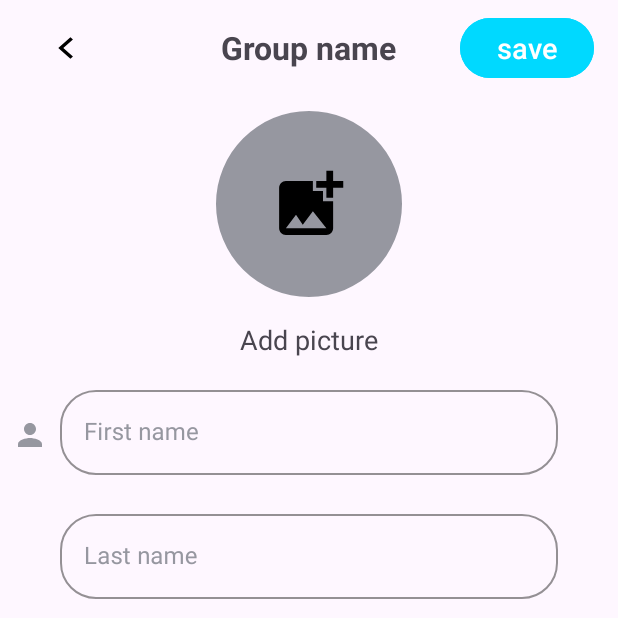
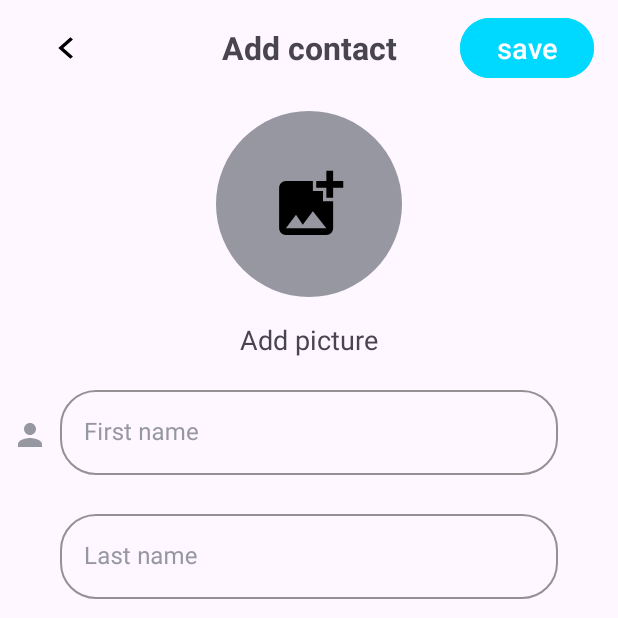
Before and after one commit to nikakhatiashvili/contacts_rxJava, an Android app: the screen it shows after launch (MainActivity), after a tap on an icon or button, on a phone screen of 412 x 824 dp, the top half of it. Run offline under Robolectric (Android 15) with nearby library versions, the phone set to English and light mode, and no system bars; our stand-ins replace Dagger/Hilt's generated code.

```diff
--- /dev/null
+++ b/app/src/main/java/com/example/contacts/common/ResourceManager.kt
@@ -0,0 +1,15 @@
+package com.example.contacts.common
+
+import android.content.Context
+import androidx.annotation.StringRes
+
+interface ResourceManager {
+
+    fun provide(@StringRes stringResId: Int): String
+
+    class Base(
+        private val context: Context
+    ) : ResourceManager {
+        override fun provide(@StringRes stringResId: Int): String = context.getString(stringResId)
+    }
+}
--- a/app/src/main/java/com/example/contacts/Result.kt
+++ b/app/src/main/java/com/example/contacts/common/Result.kt
@@ -1,4 +1,4 @@
-package com.example.contacts
+package com.example.contacts.common
 
 sealed class Result<T> {
 
--- a/app/src/main/java/com/example/contacts/data/ContactsRepositoryImpl.kt
+++ b/app/src/main/java/com/example/contacts/data/ContactsRepositoryImpl.kt
@@ -1,13 +1,11 @@
 package com.example.contacts.data
 
 import android.content.ContentResolver
-import android.content.ContentValues
 import android.content.Context
 import android.provider.ContactsContract
-import com.example.contacts.Result
+import com.example.contacts.common.Result
 import com.example.contacts.domain.Contact
 import com.example.contacts.domain.ContactsRepository
-import com.example.contacts.presentation.common.isValidEmail
 import dagger.hilt.android.qualifiers.ApplicationContext
 import javax.inject.Inject
 
--- /dev/null
+++ b/app/src/main/java/com/example/contacts/di/CommonModule.kt
@@ -0,0 +1,20 @@
+package com.example.contacts.di
+
+import android.content.Context
+import com.example.contacts.common.ResourceManager
+import dagger.Module
+import dagger.Provides
+import dagger.hilt.InstallIn
+import dagger.hilt.android.qualifiers.ApplicationContext
+import dagger.hilt.components.SingletonComponent
+
+
+@Module
+@InstallIn(SingletonComponent::class)
+object CommonModule {
+
+    @Provides
+    fun provideResourceManager(@ApplicationContext context: Context): ResourceManager =
+        ResourceManager.Base(context)
+
+}
--- a/app/src/main/java/com/example/contacts/domain/AddContactRepository.kt
+++ b/app/src/main/java/com/example/contacts/domain/AddContactRepository.kt
@@ -1,7 +1,7 @@
 package com.example.contacts.domain
 
 import android.net.Uri
-import com.example.contacts.Result
+import com.example.contacts.common.Result
 
 interface AddContactRepository {
 
--- a/app/src/main/java/com/example/contacts/domain/ContactsRepository.kt
+++ b/app/src/main/java/com/example/contacts/domain/ContactsRepository.kt
@@ -1,6 +1,6 @@
 package com.example.contacts.domain
 
-import com.example.contacts.Result
+import com.example.contacts.common.Result
 
 interface ContactsRepository {
 
--- a/app/src/main/java/com/example/contacts/presentation/contacts/ContactsFragment.kt
+++ b/app/src/main/java/com/example/contacts/presentation/contacts/ContactsFragment.kt
@@ -118,7 +118,7 @@ class ContactsFragment : Fragment() {
             Snackbar.LENGTH_SHORT
         ).setAction(getString(R.string.settings)) {
             val intent = Intent(Settings.ACTION_APPLICATION_DETAILS_SETTINGS)
-            val uri = Uri.fromParts("package", activity!!.packageName, null)
+            val uri = Uri.fromParts(getString(R.string.package_text), requireActivity().packageName, null)
             intent.data = uri
             startActivity(intent)
         }.show()
@@ -130,6 +130,7 @@ class ContactsFragment : Fragment() {
         )
             .setMessage(getString(R.string.permission_req_dialog))
             .setNegativeButton(getString(R.string.deny_from_dialog)) { dialog, _ ->
+                showPermissionNeedsToBeGrantedSnackbar()
                 dialog.dismiss()
             }.setPositiveButton(getString(R.string.accept_from_dialog)) { d, _ ->
                 requestContactsPermission()
--- a/app/src/main/java/com/example/contacts/presentation/contacts/ContactsViewModel.kt
+++ b/app/src/main/java/com/example/contacts/presentation/contacts/ContactsViewModel.kt
@@ -2,7 +2,7 @@ package com.example.contacts.presentation.contacts
 
 import androidx.lifecycle.ViewModel
 import androidx.lifecycle.viewModelScope
-import com.example.contacts.Result
+import com.example.contacts.common.Result
 import com.example.contacts.domain.Contact
 import com.example.contacts.domain.ContactsRepository
 import dagger.hilt.android.lifecycle.HiltViewModel
--- a/app/src/main/java/com/example/contacts/presentation/new_contact/NewContactViewModel.kt
+++ b/app/src/main/java/com/example/contacts/presentation/new_contact/NewContactViewModel.kt
@@ -3,7 +3,7 @@ package com.example.contacts.presentation.new_contact
 import android.net.Uri
 import androidx.lifecycle.ViewModel
 import androidx.lifecycle.viewModelScope
-import com.example.contacts.Result
+import com.example.contacts.common.Result
 import com.example.contacts.domain.AddContactRepository
 import dagger.hilt.android.lifecycle.HiltViewModel
 import kotlinx.coroutines.Dispatchers
--- a/app/src/main/res/layout/fragment_new_contact.xml
+++ b/app/src/main/res/layout/fragment_new_contact.xml
@@ -27,7 +27,7 @@
             android:layout_width="wrap_content"
             android:layout_height="wrap_content"
             android:layout_gravity="center"
-            android:text="Group name"
+            android:text="@string/add_contact"
             android:textSize="21sp"
             android:textStyle="bold"/>
 
@@ -44,7 +44,7 @@
     </androidx.appcompat.widget.Toolbar>
 
     <com.google.android.material.imageview.ShapeableImageView
-        android:id="@+id/contact"
+        android:id="@+id/imageShape"
         android:layout_width="@dimen/spacing_124dp"
         android:layout_height="@dimen/spacing_124dp"
         android:adjustViewBounds="true"
@@ -64,9 +64,9 @@
         android:layout_marginTop="@dimen/spacing_16dp"
         android:text="@string/add_picture"
         android:textSize="18sp"
-        app:layout_constraintEnd_toEndOf="@+id/contact"
-        app:layout_constraintStart_toStartOf="@+id/contact"
-        app:layout_constraintTop_toBottomOf="@+id/contact" />
+        app:layout_constraintEnd_toEndOf="@+id/imageShape"
+        app:layout_constraintStart_toStartOf="@+id/imageShape"
+        app:layout_constraintTop_toBottomOf="@+id/imageShape" />
 
     <ImageView
         android:layout_width="wrap_content"
@@ -101,7 +101,7 @@
         app:layout_constraintTop_toBottomOf="@+id/add_picture">
 
         <com.google.android.material.textfield.TextInputEditText
-            android:id="@+id/insideet"
+            android:id="@+id/insideEt"
             android:layout_width="match_parent"
             android:layout_height="wrap_content" />
 
--- a/app/src/main/res/values/strings.xml
+++ b/app/src/main/res/values/strings.xml
@@ -11,10 +11,17 @@
     <string name="deny_from_dialog">No, i do not want to accept it</string>
     <string name="accept_from_dialog">I will accept it, so ask permission again</string>
     <string name="permission_message_from_snackbar">change permission in settings to access your contacts</string>
+    <string name="permission_message_image">change permission in settings to access your images</string>
     <string name="settings">Settings</string>
     <string name="Package">Package</string>
     <string name="search_by_name_or_number">search by Name or Number</string>
+    <string name="fill_fields">Fill all the fields</string>
+    <string name="success">successfully added contact</string>
+    <string name="error">something went wrong</string>
+<!--    <string name="email">Email is not valid</string>-->
     <string name="add">add</string>
+    <string name="package_text">package</string>
+    <string name="image_open">image/*</string>
     <string name="name">name</string>
     <string name="add_picture">Add picture</string>
     <string name="save">save</string>
@@ -23,4 +30,5 @@
     <string name="phone">Phone</string>
     <string name="email">Email</string>
     <string name="invalid_email">invalid email</string>
+    <string name="add_contact">Add contact</string>
 </resources>
```
Also changed, not shown: app/build.gradle (+5 -4 lines), app/src/main/java/com/example/contacts/data/AddContactRepositoryImpl.kt (+12 -12 lines), app/src/main/java/com/example/contacts/presentation/new_contact/NewContactFragment.kt (+28 -4 lines), app/src/main/res/layout/fragment_contacts.xml (+13 -10 lines).
